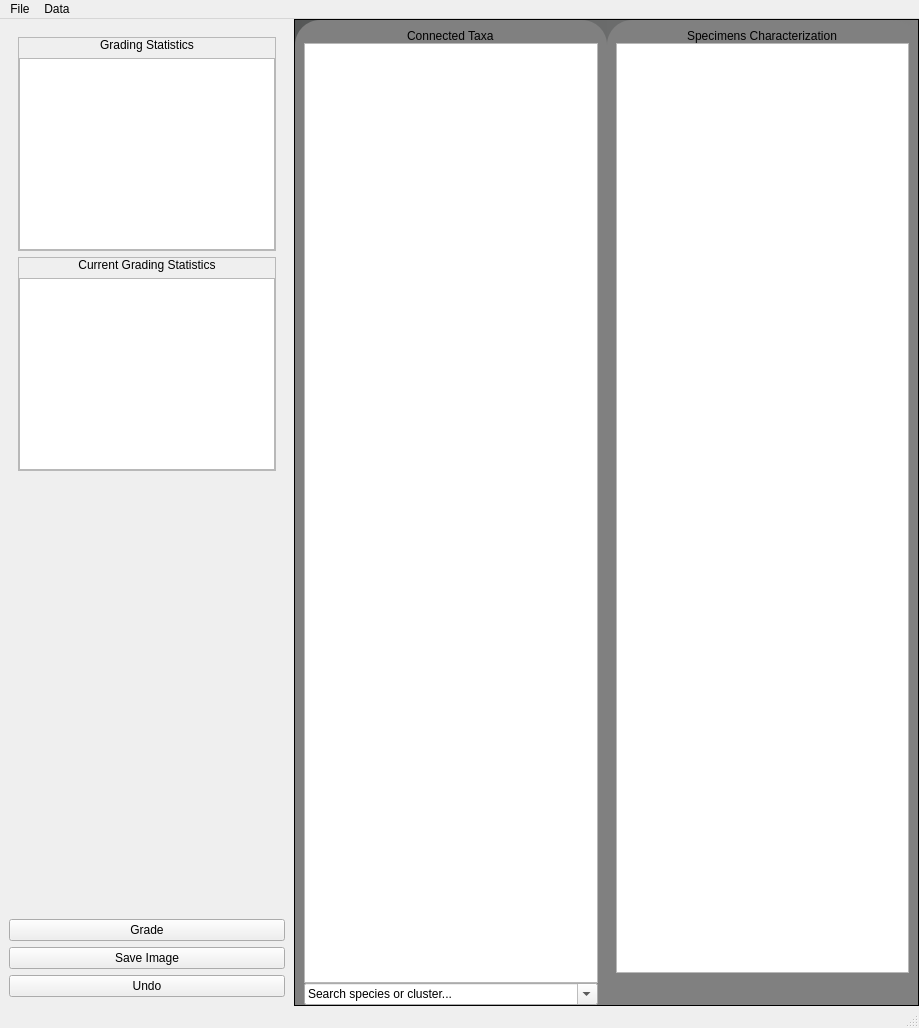
Qt form iSpecIDApp/mainwindow.ui (lmpn/iSpecID) before a commit.
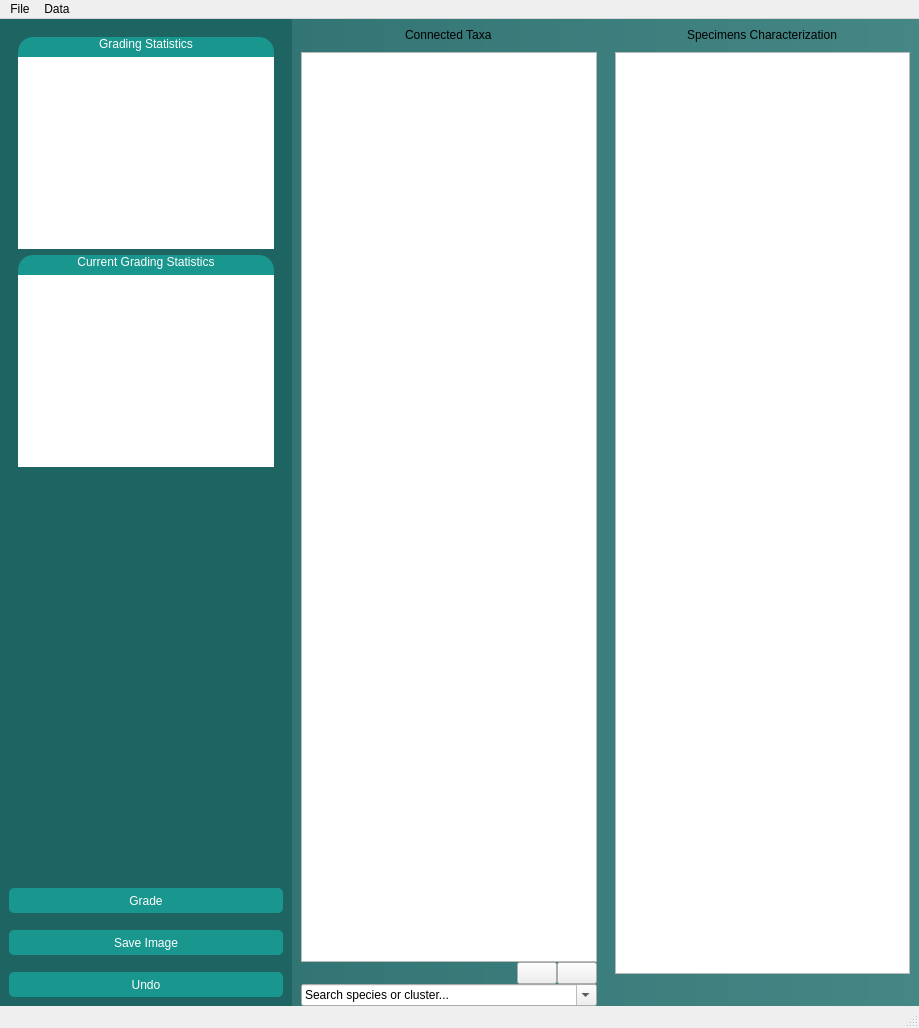
The same form after that commit. Icons and pictures are not drawn.

```diff
--- a/iSpecIDApp/mainwindow.ui
+++ b/iSpecIDApp/mainwindow.ui
@@ -61,11 +61,11 @@
       </property>
       <property name="styleSheet">
        <string notr="true">QFrame#viewer_frame{
-background: qlineargradient(spread:pad, x1:0, y1:0, x2:1, y2:0, stop:0 rgba(85, 87, 87, 255), stop:1 grey)
+background:qlineargradient(spread:pad, x1:0, y1:0.511364, x2:1, y2:0.511364, stop:0 rgba(50, 117, 116,255) , stop:1 rgba(69, 135, 133,255) )
 }</string>
       </property>
       <property name="frameShape">
-       <enum>QFrame::StyledPanel</enum>
+       <enum>QFrame::NoFrame</enum>
       </property>
       <property name="frameShadow">
        <enum>QFrame::Raised</enum>
@@ -89,20 +89,15 @@
        <item row="2" column="1">
         <widget class="QFrame" name="record_frame">
          <property name="styleSheet">
-          <string notr="true">QFrame#record_frame{
-border: 1px gray;
-border-top-right-radius: 25px;
-border-top-left-radius: 25px;
-background: grey
-}</string>
+          <string notr="true"/>
          </property>
          <property name="frameShape">
-          <enum>QFrame::StyledPanel</enum>
+          <enum>QFrame::NoFrame</enum>
          </property>
          <property name="frameShadow">
           <enum>QFrame::Raised</enum>
          </property>
-         <layout class="QVBoxLayout" name="verticalLayout" stretch="0,80,0">
+         <layout class="QVBoxLayout" name="verticalLayout" stretch="0,0,80,0">
           <property name="spacing">
            <number>0</number>
           </property>
@@ -121,10 +116,23 @@
              <string>Specimens Characterization</string>
             </property>
             <property name="alignment">
-             <set>Qt::AlignCenter</set>
+             <set>Qt::AlignHCenter|Qt::AlignTop</set>
             </property>
            </widget>
           </item>
+          <item>
+           <spacer name="verticalSpacer_4">
+            <property name="orientation">
+             <enum>Qt::Vertical</enum>
+            </property>
+            <property name="sizeHint" stdset="0">
+             <size>
+              <width>20</width>
+              <height>10</height>
+             </size>
+            </property>
+           </spacer>
+          </item>
           <item>
            <widget class="QTableView" name="record_table">
             <property name="sizePolicy">
@@ -169,27 +177,22 @@
        <item row="2" column="0">
         <widget class="QFrame" name="graph_frame">
          <property name="styleSheet">
-          <string notr="true">QFrame#graph_frame{
-border: 1px gray;
-border-top-right-radius: 25px;
-border-top-left-radius: 25px;
-background: grey
-}</string>
+          <string notr="true"/>
          </property>
          <property name="frameShape">
-          <enum>QFrame::StyledPanel</enum>
+          <enum>QFrame::NoFrame</enum>
          </property>
          <property name="frameShadow">
           <enum>QFrame::Raised</enum>
          </property>
-         <layout class="QVBoxLayout" name="verticalLayout_7" stretch="0,80,0">
+         <layout class="QVBoxLayout" name="verticalLayout_7" stretch="0,0,80,0,0">
           <property name="spacing">
            <number>0</number>
           </property>
           <property name="bottomMargin">
            <number>0</number>
           </property>
-          <item alignment="Qt::AlignHCenter">
+          <item alignment="Qt::AlignHCenter|Qt::AlignVCenter">
            <widget class="QLabel" name="graph_viewer_label">
             <property name="sizePolicy">
              <sizepolicy hsizetype="Fixed" vsizetype="Fixed">
@@ -201,10 +204,23 @@
              <string>Connected Taxa</string>
             </property>
             <property name="alignment">
-             <set>Qt::AlignLeading|Qt::AlignLeft|Qt::AlignVCenter</set>
+             <set>Qt::AlignLeading|Qt::AlignLeft|Qt::AlignTop</set>
             </property>
            </widget>
           </item>
+          <item>
+           <spacer name="verticalSpacer_2">
+            <property name="orientation">
+             <enum>Qt::Vertical</enum>
+            </property>
+            <property name="sizeHint" stdset="0">
+             <size>
+              <width>20</width>
+              <height>10</height>
+             </size>
+            </property>
+           </spacer>
+          </item>
           <item>
            <widget class="QGraphicsView" name="graph_viewer">
             <property name="enabled">
@@ -233,6 +249,57 @@
             </property>
            </widget>
           </item>
+          <item>
+           <layout class="QHBoxLayout" name="horizontalLayout">
+            <item>
+             <spacer name="horizontalSpacer">
+              <property name="orientation">
+               <enum>Qt::Horizontal</enum>
+              </property>
+              <property name="sizeHint" stdset="0">
+               <size>
+                <width>40</width>
+                <height>20</height>
+               </size>
+              </property>
+             </spacer>
+            </item>
+            <item>
+             <widget class="QPushButton" name="zoom_in_button">
+              <property name="sizePolicy">
+               <sizepolicy hsizetype="Fixed" vsizetype="Fixed">
+                <horstretch>0</horstretch>
+                <verstretch>0</verstretch>
+               </sizepolicy>
+              </property>
+              <property name="text">
+               <string/>
+              </property>
+              <property name="icon">
+               <iconset resource="../icons.qrc">
+                <normaloff>:/icons/zoom-in.png</normaloff>:/icons/zoom-in.png</iconset>
+              </property>
+             </widget>
+            </item>
+            <item>
+             <widget class="QPushButton" name="zoom_out_button">
+              <property name="sizePolicy">
+               <sizepolicy hsizetype="Fixed" vsizetype="Fixed">
+                <horstretch>0</horstretch>
+                <verstretch>0</verstretch>
+               </sizepolicy>
+              </property>
+              <property name="text">
+               <string/>
+              </property>
+              <property name="icon">
+               <iconset resource="../icons.qrc">
+                <normaloff>:/icons/zoom-out.png</normaloff>:/icons/zoom-out.png</iconset>
+              </property>
+             </widget>
+            </item>
+           </layout>
+          </item>
           <item>
            <widget class="QComboBox" name="graph_combo_box">
             <property name="sizePolicy">
@@ -270,7 +337,9 @@
        </size>
       </property>
       <property name="styleSheet">
-       <string notr="true"/>
+       <string notr="true">QFrame#sidebar_frame{
+	background-color:rgb(30, 100, 98)
+}</string>
       </property>
       <property name="frameShape">
        <enum>QFrame::NoFrame</enum>
@@ -279,6 +348,9 @@
        <enum>QFrame::Plain</enum>
       </property>
       <layout class="QVBoxLayout" name="verticalLayout_5">
+       <property name="spacing">
+        <number>17</number>
+       </property>
        <item>
         <widget class="QFrame" name="results_frame">
          <property name="sizePolicy">
@@ -311,6 +383,14 @@
               <verstretch>0</verstretch>
              </sizepolicy>
             </property>
+            <property name="styleSheet">
+             <string notr="true">QFrame#initial_results_frame{
+color: white;
+border-top-right-radius: 15px;
+border-top-left-radius: 15px;
+background:rgb(25, 150, 141);
+}</string>
+            </property>
             <property name="frameShape">
              <enum>QFrame::StyledPanel</enum>
             </property>
@@ -338,11 +418,14 @@
                  <verstretch>0</verstretch>
                 </sizepolicy>
                </property>
+               <property name="styleSheet">
+                <string notr="true">color:white</string>
+               </property>
                <property name="text">
                 <string>Grading Statistics</string>
                </property>
                <property name="alignment">
-                <set>Qt::AlignCenter</set>
+                <set>Qt::AlignBottom|Qt::AlignHCenter</set>
                </property>
               </widget>
              </item>
@@ -360,6 +443,12 @@
                  <height>0</height>
                 </size>
                </property>
+               <property name="styleSheet">
+                <string notr="true">border: 1px gray;</string>
+               </property>
+               <property name="frameShape">
+                <enum>QFrame::NoFrame</enum>
+               </property>
                <property name="verticalScrollBarPolicy">
                 <enum>Qt::ScrollBarAlwaysOff</enum>
                </property>
@@ -382,6 +471,14 @@
               <verstretch>0</verstretch>
              </sizepolicy>
             </property>
+            <property name="styleSheet">
+             <string notr="true">QFrame#current_results_frame{
+color: white;
+border-top-right-radius: 15px;
+border-top-left-radius: 15px;
+background: rgb(25, 150, 141);
+}</string>
+            </property>
             <property name="frameShape">
              <enum>QFrame::StyledPanel</enum>
             </property>
@@ -409,6 +506,9 @@
                  <verstretch>0</verstretch>
                 </sizepolicy>
                </property>
+               <property name="styleSheet">
+                <string notr="true">color:white</string>
+               </property>
                <property name="text">
                 <string>Current Grading Statistics</string>
                </property>
@@ -425,6 +525,9 @@
                  <verstretch>0</verstretch>
                 </sizepolicy>
                </property>
+               <property name="frameShape">
+                <enum>QFrame::NoFrame</enum>
+               </property>
                <property name="verticalScrollBarPolicy">
                 <enum>Qt::ScrollBarAlwaysOff</enum>
                </property>
@@ -478,6 +581,33 @@
            <height>16777215</height>
           </size>
          </property>
+         <property name="styleSheet">
+          <string notr="true">QPushButton#annotate_button{
+color:white;
+background:rgb(25, 150, 141);
+border-color:rgb(25, 150, 141);
+border-radius: 5px;
+height: 25px
+}
+
+QPushButton#annotate_button:hover
+{
+color:(220, 223, 223);
+background:rgb(21, 156, 143);
+border-color:rgb(21, 156, 143);
+border-radius: 5px;
+height: 25px
+}
+
+QPushButton#annotate_button:pressed
+{
+color:rgb(211, 213, 213);
+background:rgb(16, 117, 107);
+border-color:rgb(16, 117, 107);
+border-radius: 5px;
+height: 25px
+}</string>
+         </property>
          <property name="text">
           <string>Grade</string>
          </property>
@@ -486,7 +616,30 @@
        <item>
         <widget class="QPushButton" name="save_graph_button">
          <property name="styleSheet">
-          <string notr="true"/>
+          <string notr="true">QPushButton#save_graph_button{
+color:white;
+background:rgb(25, 150, 141);
+border-color:rgb(25, 150, 141);
+border-radius: 5px;
+height: 25px
+}
+QPushButton#save_graph_button:hover
+{
+color:(220, 223, 223);
+background:rgb(21, 156, 143);
+border-color:rgb(21, 156, 143);
+border-radius: 5px;
+height: 25px
+}
+
+QPushButton#save_graph_button:pressed
+{
+color:rgb(211, 213, 213);
+background:rgb(16, 117, 107);
+border-color:rgb(16, 117, 107);
+border-radius: 5px;
+height: 25px
+}</string>
          </property>
          <property name="text">
           <string>Save Image</string>
@@ -513,6 +666,32 @@
            <height>16777215</height>
           </size>
          </property>
+         <property name="styleSheet">
+          <string notr="true">QPushButton#undo_button{
+color:white;
+background:rgb(25, 150, 141);
+border-color:rgb(25, 150, 141);
+border-radius: 5px;
+height: 25px
+}
+
+QPushButton#undo_button:hover
+{
+color:(220, 223, 223);
+background:rgb(21, 156, 143);
+border-color:rgb(21, 156, 143);
+border-radius: 5px;
+height: 25px
+}
+QPushButton#undo_button:pressed
+{
+color:rgb(211, 213, 213);
+background:rgb(16, 117, 107);
+border-color:rgb(16, 117, 107);
+border-radius: 5px;
+height: 25px
+}</string>
+         </property>
          <property name="text">
           <string>Undo</string>
          </property>
```
Left out of the diff: 10 changed lines with no effect on the pictures.
